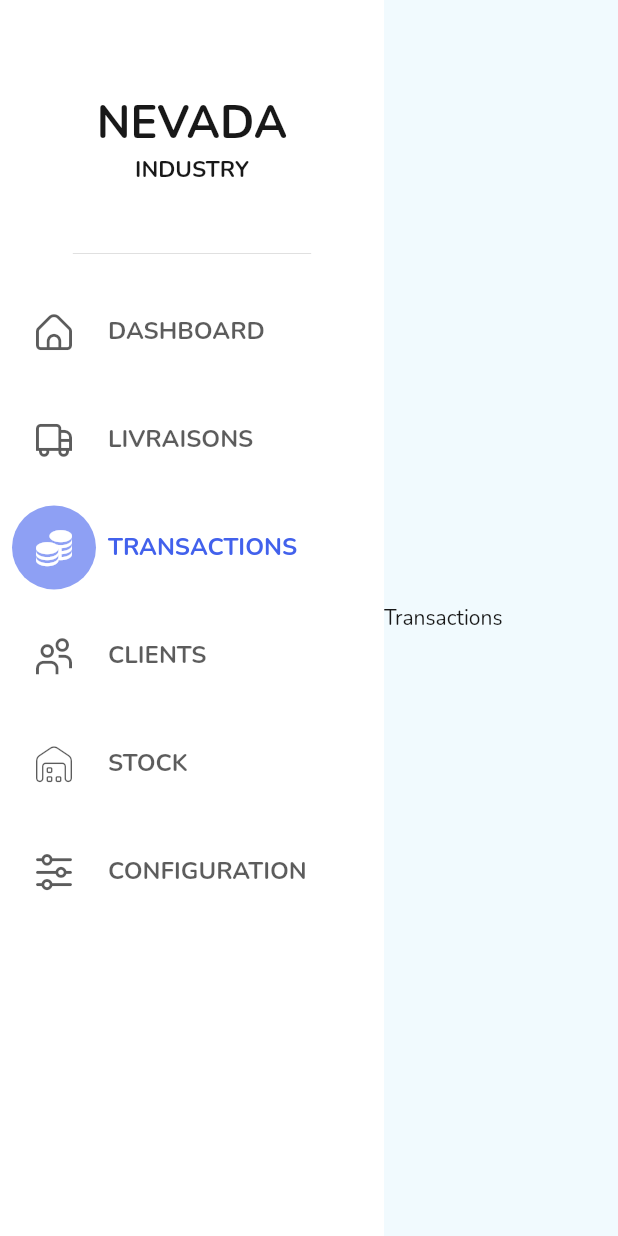
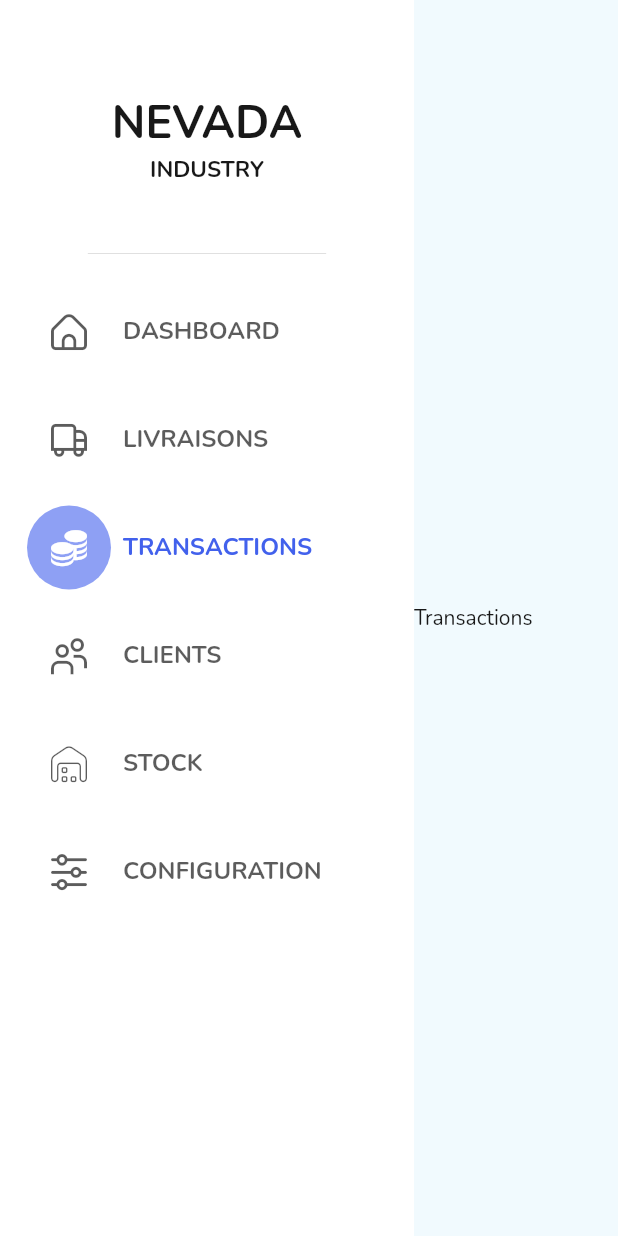
Before and after one commit to rmedard/nevada, a Flutter app: the DesktopLayout screen opened directly, after a tap on "LIVRAISONS", after a tap on "TRANSACTIONS", on a phone screen of 412 x 824 dp. Run offline on Flutter 3.47's test engine with Material 2 defaults, Android fonts, the phone set to English and light mode, and no system bars; our stand-ins replace basic_utils, google_fonts, hive, hive_flutter; missing offline and left inert: window_manager; accounts and stored records are empty; statements that could not run were skipped.

```diff
--- a/lib/ui/layout/devices/desktop_layout.dart
+++ b/lib/ui/layout/devices/desktop_layout.dart
@@ -17,7 +17,10 @@ class _DesktopLayoutState extends State<DesktopLayout> {
       backgroundColor: const Color(0xFFF1FAFE),
       body: Row(
         children: [
-          NavigationRail(
+          Container(
+            padding: const EdgeInsets.symmetric(horizontal: 10),
+            color: Colors.white,
+            child: NavigationRail(
                 extended: true,
                 leading: DrawerHeader(child: Column(
                   mainAxisAlignment: MainAxisAlignment.center,
@@ -32,6 +35,7 @@ class _DesktopLayoutState extends State<DesktopLayout> {
                     .toList(),
                 useIndicator: true,
                 selectedIndex: _selectedIndex),
+          ),
           menuElements[_selectedIndex].body
         ],
       ),
```
Lines whose indentation alone changed are shown as unchanged.
